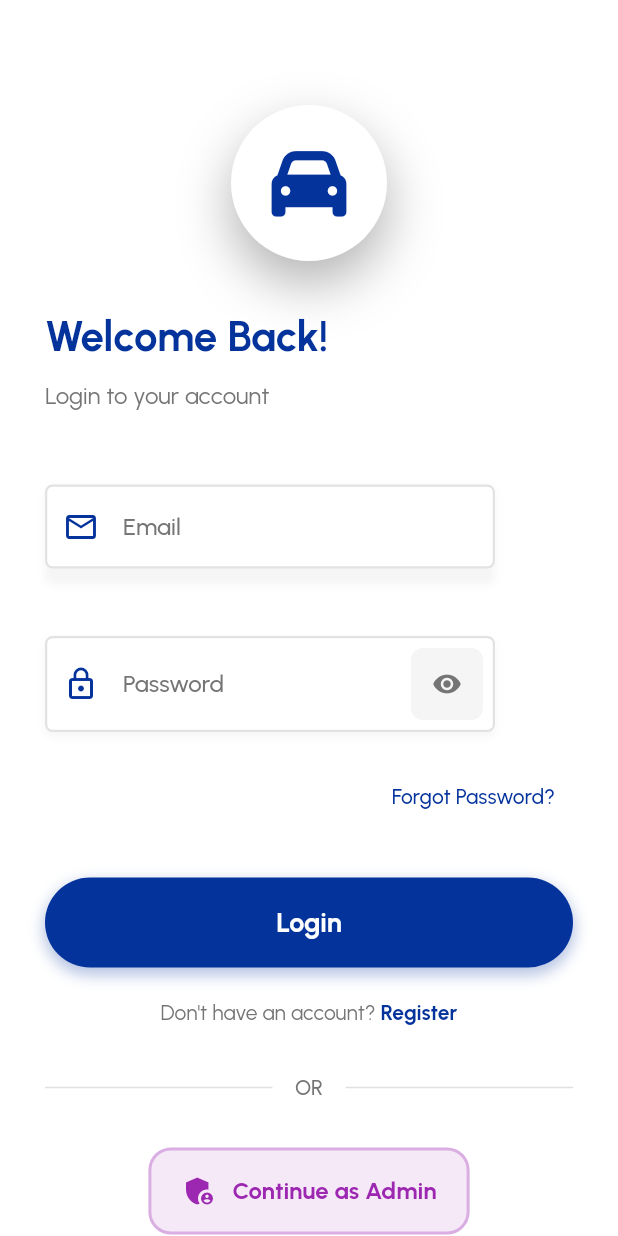
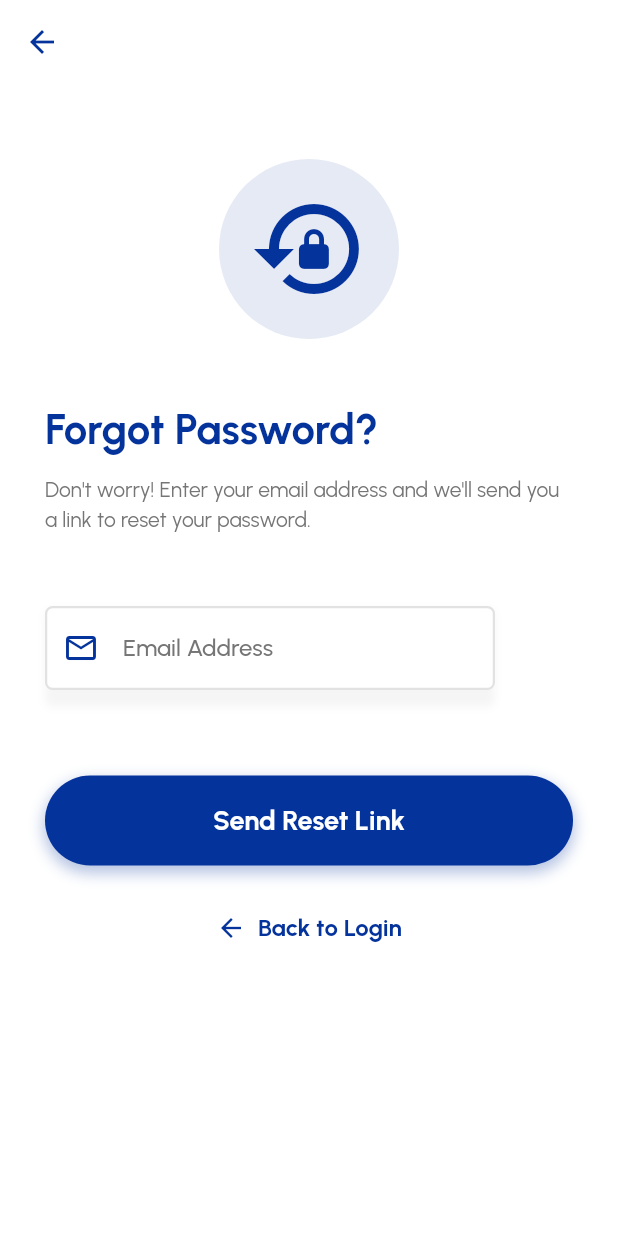
Before and after one commit to lansoyyy/Impoundly, a Flutter app: the LoginScreen screen opened directly, after a tap on "Forgot Password?", on a phone screen of 412 x 824 dp. Run offline on Flutter 3.47's test engine with Material 3 defaults, Android fonts, the phone set to English and light mode, and no system bars; our stand-ins replace cloud_firestore, firebase_auth, firebase_core, font_awesome_flutter; accounts and stored records are empty.

Commit message:
added forgot password

```diff
--- /dev/null
+++ b/lib/screens/forgot_password_screen.dart
@@ -0,0 +1,253 @@
+import 'package:flutter/material.dart';
+import 'package:vehicle_impound_app/services/firebase_service.dart';
+import 'package:vehicle_impound_app/utils/colors.dart';
+import 'package:vehicle_impound_app/widgets/button_widget.dart';
+import 'package:vehicle_impound_app/widgets/text_widget.dart';
+import 'package:vehicle_impound_app/widgets/textfield_widget.dart';
+
+class ForgotPasswordScreen extends StatefulWidget {
+  const ForgotPasswordScreen({super.key});
+
+  @override
+  State<ForgotPasswordScreen> createState() => _ForgotPasswordScreenState();
+}
+
+class _ForgotPasswordScreenState extends State<ForgotPasswordScreen> {
+  final _formKey = GlobalKey<FormState>();
+  final _emailController = TextEditingController();
+  bool _isLoading = false;
+
+  @override
+  void dispose() {
+    _emailController.dispose();
+    super.dispose();
+  }
+
+  @override
+  Widget build(BuildContext context) {
+    return Scaffold(
+      appBar: AppBar(
+        backgroundColor: Colors.transparent,
+        elevation: 0,
+        leading: IconButton(
+          icon: const Icon(Icons.arrow_back, color: primary),
+          onPressed: () => Navigator.pop(context),
+        ),
+      ),
+      body: SafeArea(
+        child: SingleChildScrollView(
+          child: Padding(
+            padding: const EdgeInsets.all(30.0),
+            child: Form(
+              key: _formKey,
+              child: Column(
+                crossAxisAlignment: CrossAxisAlignment.start,
+                children: [
+                  const SizedBox(height: 20),
+                  Center(
+                    child: Container(
+                      padding: const EdgeInsets.all(20),
+                      decoration: BoxDecoration(
+                        color: primary.withOpacity(0.1),
+                        shape: BoxShape.circle,
+                      ),
+                      child: Icon(
+                        Icons.lock_reset,
+                        size: 80,
+                        color: primary,
+                      ),
+                    ),
+                  ),
+                  const SizedBox(height: 40),
+                  TextWidget(
+                    text: 'Forgot Password?',
+                    fontSize: 28,
+                    color: primary,
+                    fontFamily: 'Bold',
+                  ),
+                  const SizedBox(height: 10),
+                  TextWidget(
+                    text:
+                        'Don\'t worry! Enter your email address and we\'ll send you a link to reset your password.',
+                    fontSize: 14,
+                    color: Colors.grey[600],
+                    fontFamily: 'Regular',
+                    maxLines: 5,
+                  ),
+                  const SizedBox(height: 40),
+                  TextFieldWidget(
+                    label: 'Email Address',
+                    hint: 'Enter your email',
+                    controller: _emailController,
+                    inputType: TextInputType.emailAddress,
+                    borderColor: primary,
+                    prefix: const Icon(Icons.email_outlined, color: primary),
+                    validator: (value) {
+                      if (value == null || value.isEmpty) {
+                        return 'Please enter your email';
+                      }
+                      if (!value.contains('@')) {
+                        return 'Please enter a valid email';
+                      }
+                      return null;
+                    },
+                  ),
+                  const SizedBox(height: 40),
+                  Center(
+                    child: ButtonWidget(
+                      label: 'Send Reset Link',
+                      onPressed: _isLoading ? null : _handleResetPassword,
+                      width: double.infinity,
+                      isLoading: _isLoading,
+                    ),
+                  ),
+                  const SizedBox(height: 30),
+                  Center(
+                    child: GestureDetector(
+                      onTap: () => Navigator.pop(context),
+                      child: Row(
+                        mainAxisSize: MainAxisSize.min,
+                        children: [
+                          Icon(Icons.arrow_back, color: primary, size: 20),
+                          const SizedBox(width: 8),
+                          TextWidget(
+                            text: 'Back to Login',
+                            fontSize: 16,
+                            color: primary,
+                            fontFamily: 'Bold',
+                          ),
+                        ],
+                      ),
+                    ),
+                  ),
+                ],
+              ),
+            ),
+          ),
+        ),
+      ),
+    );
+  }
+
+  Future<void> _handleResetPassword() async {
+    if (!_formKey.currentState!.validate()) return;
+
+    setState(() {
+      _isLoading = true;
+    });
+
+    try {
+      final result = await FirebaseService.sendPasswordResetEmail(
+        _emailController.text.trim(),
+      );
+
+      setState(() {
+        _isLoading = false;
+      });
+
+      if (result['success']) {
+        if (mounted) {
+          showDialog(
+            context: context,
+            barrierDismissible: false,
+            builder: (context) => AlertDialog(
+              shape: RoundedRectangleBorder(
+                borderRadius: BorderRadius.circular(20),
+              ),
+              title: Column(
+                children: [
+                  Icon(Icons.mark_email_read, color: Colors.green, size: 60),
+                  const SizedBox(height: 15),
+                  TextWidget(
+                    text: 'Email Sent!',
+                    fontSize: 22,
+                    color: Colors.green,
+                    fontFamily: 'Bold',
+                  ),
+                ],
+              ),
+              content: Column(
+                mainAxisSize: MainAxisSize.min,
+                children: [
+                  TextWidget(
+                    text: result['message'],
+                    fontSize: 14,
+                    color: Colors.grey[600],
+                    fontFamily: 'Regular',
+                    align: TextAlign.center,
+                    maxLines: 5,
+                  ),
+                  const SizedBox(height: 15),
+                  Container(
+                    padding: const EdgeInsets.all(15),
+                    decoration: BoxDecoration(
+                      color: Colors.blue.withOpacity(0.1),
+                      borderRadius: BorderRadius.circular(10),
+                    ),
+                    child: Row(
+                      children: [
+                        Icon(Icons.info_outline, color: Colors.blue, size: 24),
+                        const SizedBox(width: 10),
+                        Expanded(
+                          child: TextWidget(
+                            text:
+                                'Check your spam folder if you don\'t see the email.',
+                            fontSize: 12,
+                            color: Colors.blue,
+                            fontFamily: 'Regular',
+                            maxLines: 3,
+                          ),
+                        ),
+                      ],
+                    ),
+                  ),
+                ],
+              ),
+              actions: [
+                Center(
+                  child: ButtonWidget(
+                    label: 'OK',
+                    onPressed: () {
+                      Navigator.pop(context); // Close dialog
+                      Navigator.pop(context); // Go back to login
+                    },
+                    width: 150,
+                  ),
+                ),
+              ],
+            ),
+          );
+        }
+      } else {
+        if (mounted) {
+          ScaffoldMessenger.of(context).showSnackBar(
+            SnackBar(
+              content: Text(result['message']),
+              backgroundColor: Colors.red,
+              behavior: SnackBarBehavior.floating,
+              shape: RoundedRectangleBorder(
+                borderRadius: BorderRadius.circular(10),
+              ),
+            ),
+          );
+        }
+      }
+    } catch (e) {
+      setState(() {
+        _isLoading = false;
+      });
+      if (mounted) {
+        ScaffoldMessenger.of(context).showSnackBar(
+          SnackBar(
+            content: Text('An error occurred: $e'),
+            backgroundColor: Colors.red,
+            behavior: SnackBarBehavior.floating,
+            shape: RoundedRectangleBorder(
+              borderRadius: BorderRadius.circular(10),
+            ),
+          ),
+        );
+      }
+    }
+  }
+}
--- a/lib/screens/login_screen.dart
+++ b/lib/screens/login_screen.dart
@@ -3,6 +3,7 @@ import 'package:font_awesome_flutter/font_awesome_flutter.dart';
 import 'package:vehicle_impound_app/screens/admin/admin_dashboard_screen.dart';
 import 'package:vehicle_impound_app/screens/driver/driver_dashboard_screen.dart';
 import 'package:vehicle_impound_app/screens/enforcer/enforcer_dashboard_screen.dart';
+import 'package:vehicle_impound_app/screens/forgot_password_screen.dart';
 import 'package:vehicle_impound_app/screens/register_screen.dart';
 import 'package:vehicle_impound_app/services/firebase_service.dart';
 import 'package:vehicle_impound_app/utils/colors.dart';
@@ -123,7 +124,12 @@ class _LoginScreenState extends State<LoginScreen> {
                     alignment: Alignment.centerRight,
                     child: TextButton(
                       onPressed: () {
-                        // TODO: Implement forgot password
+                        Navigator.push(
+                          context,
+                          MaterialPageRoute(
+                            builder: (context) => const ForgotPasswordScreen(),
+                          ),
+                        );
                       },
                       child: TextWidget(
                         text: 'Forgot Password?',
--- a/lib/services/firebase_service.dart
+++ b/lib/services/firebase_service.dart
@@ -125,6 +125,28 @@ class FirebaseService {
   // Logout user
   static Future<void> logoutUser() async {
     await _auth.signOut();
+  }
+
+  // Send password reset email
+  static Future<Map<String, dynamic>> sendPasswordResetEmail(
+      String email) async {
+    try {
+      await _auth.sendPasswordResetEmail(email: email);
+      return {
+        'success': true,
+        'message': 'Password reset email sent! Please check your inbox.'
+      };
+    } on FirebaseAuthException catch (e) {
+      String message = 'Failed to send reset email';
+      if (e.code == 'user-not-found') {
+        message = 'No user found with this email address.';
+      } else if (e.code == 'invalid-email') {
+        message = 'The email address is not valid.';
+      }
+      return {'success': false, 'message': message};
+    } catch (e) {
+      return {'success': false, 'message': 'An error occurred: $e'};
+    }
   }
 
   // Get user data
```
Also changed, not shown: 1 other file.
